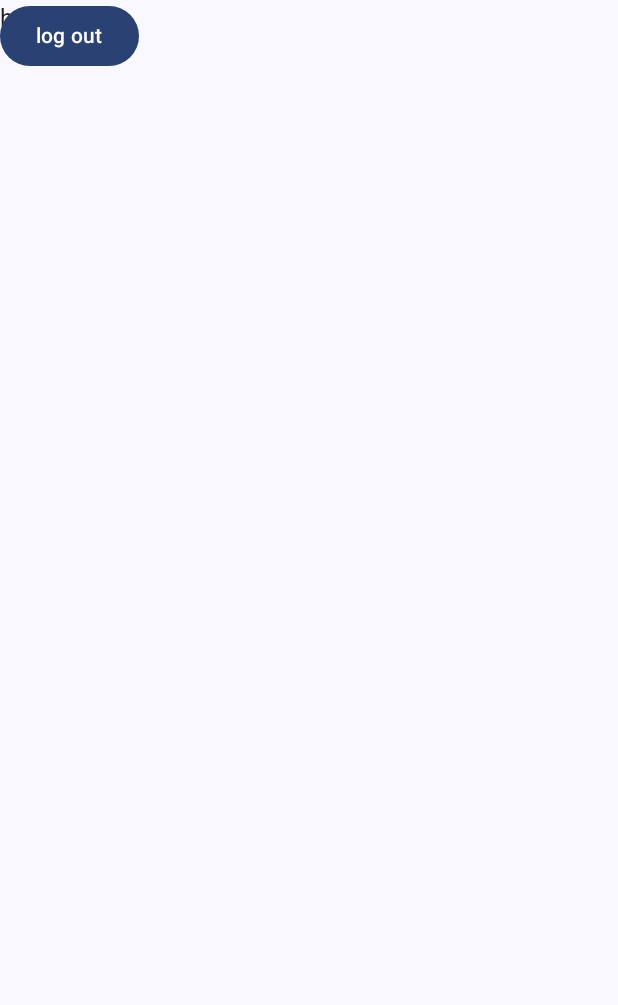
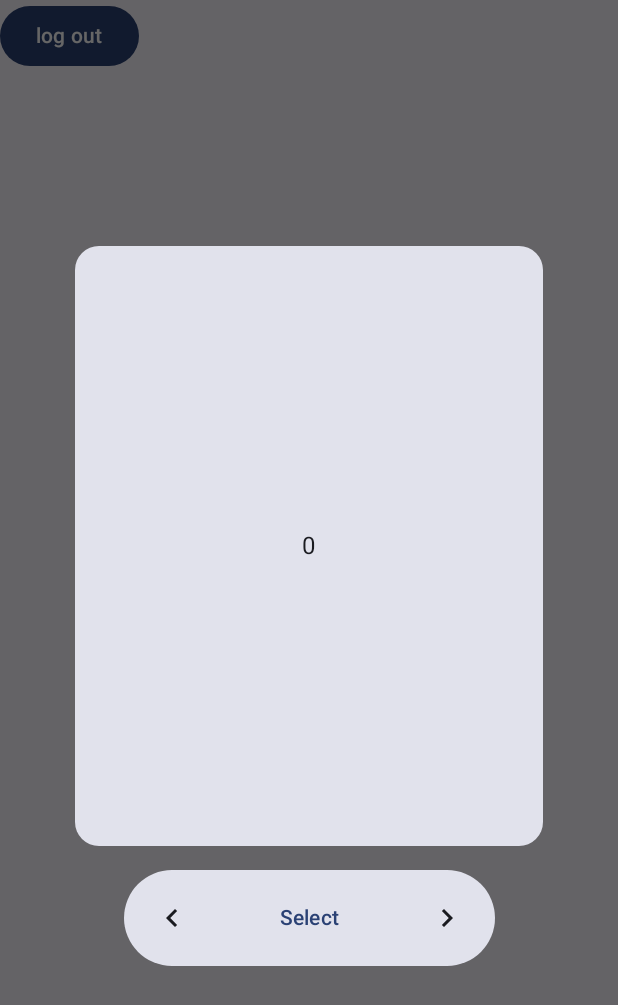
Before and after one commit to btobto/fortress-conquest, an Android app built with Jetpack Compose: the HomeScreen screen opened through its navigation route, on a phone screen of 412 x 824 dp. Shown: the top 1005 px of the screen. Run offline under Robolectric (Android 15) with nearby library versions, the phone set to English and light mode, and no system bars; our stand-ins replace Dagger/Hilt's generated code, Firebase (no records; nobody signed in at launch, a user with empty details on screens opened directly); 1 statement that could not run was skipped.

Commit message:
nested navigation, choose character dialog

```diff
--- a/app/src/main/java/com/example/fortressconquest/ui/FortressConquestApp.kt
+++ b/app/src/main/java/com/example/fortressconquest/ui/FortressConquestApp.kt
@@ -5,29 +5,19 @@ import androidx.compose.material3.ExperimentalMaterial3Api
 import androidx.compose.material3.Scaffold
 import androidx.compose.material3.SnackbarHost
 import androidx.compose.material3.SnackbarHostState
+import androidx.compose.material3.SnackbarResult
 import androidx.compose.runtime.Composable
 import androidx.compose.runtime.remember
-import androidx.compose.runtime.rememberCoroutineScope
 import androidx.compose.ui.Modifier
-import androidx.navigation.NavHostController
-import androidx.navigation.compose.NavHost
-import androidx.navigation.compose.composable
 import androidx.navigation.compose.rememberNavController
-import com.example.fortressconquest.ui.screens.home.HomeScreen
-import com.example.fortressconquest.ui.screens.login.LoginScreen
-import com.example.fortressconquest.ui.screens.register.RegisterScreen
-import com.example.fortressconquest.ui.screens.splash.SplashScreen
+import com.example.fortressconquest.ui.navigation.AppNavHost
 import com.example.fortressconquest.ui.theme.FortressConquestTheme
-import com.example.fortressconquest.ui.utils.Destination
-import kotlinx.coroutines.launch
 
 @OptIn(ExperimentalMaterial3Api::class)
 @Composable
 fun FortressConquestApp() {
     FortressConquestTheme {
         val navController = rememberNavController()
-
-        val scope = rememberCoroutineScope()
         val snackbarHostState = remember { SnackbarHostState() }
 
         Scaffold(
@@ -35,71 +25,16 @@ fun FortressConquestApp() {
                 SnackbarHost(hostState = snackbarHostState)
             }
         ) { innerPadding ->
-            NavHost(
+            AppNavHost(
                 navController = navController,
-                startDestination = Destination.Splash.route,
+                onShowSnackbar = { message, action ->
+                    snackbarHostState.showSnackbar(
+                        message = message,
+                        actionLabel = action
+                    ) == SnackbarResult.ActionPerformed
+                },
                 modifier = Modifier.padding(innerPadding)
-            ) {
-                composable(route = Destination.Splash.route) {
-                    SplashScreen(
-                        onNavigateToLoginScreen = {
-                            navController.navigateAndClearBackStack(Destination.Login.route)
-                        },
-                        onNavigateToHomeScreen = {
-                            navController.navigateAndClearBackStack(Destination.Home.route)
-                        }
-                    )
-                }
-
-                composable(route = Destination.Home.route) {
-                    HomeScreen(
-                        onLogout = {
-                            navController.navigateAndClearBackStack(Destination.Login.route)
-                        }
-                    )
-                }
-
-                composable(route = Destination.Login.route) {
-                    LoginScreen(
-                        onNavigateToRegisterScreen = {
-                            navController.navigate(Destination.Register.route)
-                        },
-                        onLoginSuccess = {
-                            navController.navigateAndClearBackStack(Destination.Home.route)
-                        },
-                        onLoginFailure = { error ->
-                            scope.launch {
-                                snackbarHostState.showSnackbar(message = error)
-                            }
-                        }
-                    )
-                }
-
-                composable(route = Destination.Register.route) {
-                    RegisterScreen(
-                        onNavigateToLoginScreen = {
-                            navController.navigateAndClearBackStack(Destination.Login.route)
-                        },
-                        onRegisterSuccess = {
-                            navController.navigateAndClearBackStack(Destination.Home.route)
-                        },
-                        onRegisterFailure = { error ->
-                            scope.launch {
-                                snackbarHostState.showSnackbar(message = error)
-                            }
-                        }
-                    )
-                }
-            }
-        }
-
-    }
-}
-
-fun NavHostController.navigateAndClearBackStack(route: String) {
-    this.navigate(route) {
-        popUpTo(this@navigateAndClearBackStack.graph.id) {
-            inclusive = true
+            )
         }
     }
 }
--- /dev/null
+++ b/app/src/main/java/com/example/fortressconquest/ui/navigation/AppNavHost.kt
@@ -0,0 +1,52 @@
+package com.example.fortressconquest.ui.navigation
+
+import androidx.compose.runtime.Composable
+import androidx.compose.ui.Modifier
+import androidx.navigation.NavHostController
+import androidx.navigation.compose.NavHost
+import androidx.navigation.compose.composable
+import com.example.fortressconquest.ui.screens.home.HomeScreen
+import com.example.fortressconquest.ui.screens.splash.SplashScreen
+import com.example.fortressconquest.ui.utils.GraphDestination
+
+@Composable
+fun AppNavHost(
+    navController: NavHostController,
+    onShowSnackbar: suspend (String, String?) -> Boolean,
+    modifier: Modifier = Modifier
+) {
+    NavHost(
+        navController = navController,
+        startDestination = GraphDestination.Splash.route,
+        modifier = modifier
+    ) {
+        composable(route = GraphDestination.Splash.route) {
+            SplashScreen(
+                onNavigateToAuth = {
+                    navController.navigateAndClearBackStack(GraphDestination.Auth.route)
+                },
+                onNavigateToHome = {
+                    navController.navigateAndClearBackStack(GraphDestination.Home.route)
+                }
+            )
+        }
+
+        authGraph(navController, onShowSnackbar)
+
+        composable(route = GraphDestination.Home.route) {
+            HomeScreen(
+                onLogout = {
+                    navController.navigateAndClearBackStack(GraphDestination.Auth.route)
+                }
+            )
+        }
+    }
+}
+
+fun NavHostController.navigateAndClearBackStack(route: String) {
+    this.navigate(route) {
+        popUpTo(this@navigateAndClearBackStack.graph.id) {
+            inclusive = true
+        }
+    }
+}
--- /dev/null
+++ b/app/src/main/java/com/example/fortressconquest/ui/navigation/AuthNavGraph.kt
@@ -0,0 +1,48 @@
+package com.example.fortressconquest.ui.navigation
+
+import androidx.navigation.NavGraphBuilder
+import androidx.navigation.NavHostController
+import androidx.navigation.compose.composable
+import androidx.navigation.navigation
+import com.example.fortressconquest.ui.screens.login.LoginScreen
+import com.example.fortressconquest.ui.screens.register.RegisterScreen
+import com.example.fortressconquest.ui.utils.GraphDestination
+
+private sealed class AuthDestination(val route: String) {
+    object Login: AuthDestination("login")
+    object Register: AuthDestination("register")
+}
+
+fun NavGraphBuilder.authGraph(
+    navController: NavHostController,
+    onShowSnackbar: suspend (String, String?) -> Boolean,
+) {
+    navigation(
+        route = GraphDestination.Auth.route,
+        startDestination = AuthDestination.Login.route
+    ) {
+        composable(route = AuthDestination.Login.route) {
+            LoginScreen(
+                onNavigateToRegisterScreen = {
+                    navController.navigate(AuthDestination.Register.route)
+                },
+                onLoginSuccess = {
+                    navController.navigateAndClearBackStack(GraphDestination.Home.route)
+                },
+                onLoginFailure = { error -> onShowSnackbar(error, null) }
+            )
+        }
+
+        composable(route = AuthDestination.Register.route) {
+            RegisterScreen(
+                onNavigateToLoginScreen = {
+                    navController.navigateAndClearBackStack(AuthDestination.Login.route)
+                },
+                onRegisterSuccess = {
+                    navController.navigateAndClearBackStack(GraphDestination.Home.route)
+                },
+                onRegisterFailure = { error -> onShowSnackbar(error, null) }
+            )
+        }
+    }
+}
--- a/app/src/main/java/com/example/fortressconquest/ui/screens/home/HomeScreen.kt
+++ b/app/src/main/java/com/example/fortressconquest/ui/screens/home/HomeScreen.kt
@@ -1,22 +1,33 @@
 package com.example.fortressconquest.ui.screens.home
 
+import androidx.compose.foundation.layout.Column
 import androidx.compose.material3.Button
 import androidx.compose.material3.Text
 import androidx.compose.runtime.Composable
 import androidx.compose.ui.Modifier
 import androidx.hilt.navigation.compose.hiltViewModel
+import com.example.fortressconquest.ui.screens.home.components.ChooseCharacterDialog
 
 @Composable
 fun HomeScreen(
-    homeViewModel: HomeViewModel = hiltViewModel() ,
+    homeViewModel: HomeViewModel = hiltViewModel(),
     onLogout: () -> Unit,
     modifier: Modifier = Modifier
 ) {
-    Text(text = "home")
-    Button(onClick = {
-        homeViewModel.logout()
-        onLogout()
-    }) {
-        Text(text = "log out")
+    ChooseCharacterDialog(
+        (0..4).toList(),
+        {}
+    )
+
+    Column(
+        modifier = modifier
+    ) {
+
+        Button(onClick = {
+            homeViewModel.logout()
+            onLogout()
+        }) {
+            Text(text = "log out")
+        }
     }
 }
--- /dev/null
+++ b/app/src/main/java/com/example/fortressconquest/ui/screens/home/components/ChooseCharacterDialog.kt
@@ -0,0 +1,117 @@
+package com.example.fortressconquest.ui.screens.home.components
+
+import androidx.compose.foundation.ExperimentalFoundationApi
+import androidx.compose.foundation.background
+import androidx.compose.foundation.layout.Arrangement
+import androidx.compose.foundation.layout.Column
+import androidx.compose.foundation.layout.PaddingValues
+import androidx.compose.foundation.layout.fillMaxSize
+import androidx.compose.foundation.layout.fillMaxWidth
+import androidx.compose.foundation.layout.heightIn
+import androidx.compose.foundation.layout.offset
+import androidx.compose.foundation.pager.HorizontalPager
+import androidx.compose.foundation.pager.rememberPagerState
+import androidx.compose.foundation.shape.RoundedCornerShape
+import androidx.compose.material3.MaterialTheme
+import androidx.compose.material3.Text
+import androidx.compose.runtime.Composable
+import androidx.compose.runtime.rememberCoroutineScope
+import androidx.compose.ui.Alignment
+import androidx.compose.ui.Modifier
+import androidx.compose.ui.res.dimensionResource
+import androidx.compose.ui.unit.dp
+import androidx.compose.ui.window.Dialog
+import androidx.compose.ui.window.DialogProperties
+import com.example.fortressconquest.R
+import kotlinx.coroutines.launch
+
+@OptIn(ExperimentalFoundationApi::class)
+@Composable
+fun ChooseCharacterDialog(
+    characters: List<Int>,
+    onSelected: () -> Unit,
+    modifier: Modifier = Modifier
+) {
+    val scope = rememberCoroutineScope()
+
+    val correctPageCount = characters.size
+    val startIndex = Int.MAX_VALUE / 2
+    val pagerState = rememberPagerState(
+        pageCount = { Int.MAX_VALUE },
+        initialPage = startIndex
+    )
+
+    Dialog(
+        onDismissRequest = { },
+        DialogProperties(
+            dismissOnBackPress = false,
+            dismissOnClickOutside = false,
+            usePlatformDefaultWidth = false
+        )
+    ) {
+        Column(
+            modifier = modifier.fillMaxSize(),
+            horizontalAlignment = Alignment.CenterHorizontally,
+            verticalArrangement = Arrangement.spacedBy(
+                space = dimensionResource(id = R.dimen.padding_large),
+                alignment = Alignment.CenterVertically
+            ),
+        ) {
+            HorizontalPager(
+                state = pagerState,
+                pageSpacing = dimensionResource(id = R.dimen.dialog_character_width),
+                contentPadding = PaddingValues(horizontal = dimensionResource(id = R.dimen.dialog_character_width)),
+            ) { index ->
+                val page = calculatePage(index, startIndex, correctPageCount)
+
+                Column {
+                    Column(
+                        modifier = Modifier
+                            .fillMaxWidth()
+                            .heightIn(min = dimensionResource(id = R.dimen.dialog_character_min_height))
+                            .background(
+                                color = MaterialTheme.colorScheme.surfaceVariant,
+                                shape = RoundedCornerShape(16.dp)
+                            ),
+                        verticalArrangement = Arrangement.Center,
+                        horizontalAlignment = Alignment.CenterHorizontally
+                    ) {
+                        Text(
+                            text = characters[page].toString()
+                        )
+                    }
+                }
+            }
+
+            PaginationSelectButtons(
+                onSelected = {
+                    onSelected()
+                },
+                onPrevious = {
+                    scope.launch {
+                        pagerState.animateScrollToPage(pagerState.currentPage - 1)
+                    }
+                },
+                onNext = {
+                    scope.launch {
+                        pagerState.animateScrollToPage(pagerState.currentPage + 1)
+                    }
+                },
+                modifier = Modifier.offset(y = -(16).dp)
+            )
+        }
+    }
+}
+
+private fun calculatePage(
+    index: Int,
+    startIndex: Int,
+    pageCount: Int
+): Int {
+    return (index - startIndex).let {
+        when (pageCount) {
+            0 -> it
+            else -> it - it.floorDiv(pageCount) * pageCount
+        }
+    }
+}
--- /dev/null
+++ b/app/src/main/java/com/example/fortressconquest/ui/screens/home/components/PaginationSelectButtons.kt
@@ -0,0 +1,64 @@
+package com.example.fortressconquest.ui.screens.home.components
+
+import androidx.compose.foundation.background
+import androidx.compose.foundation.layout.Box
+import androidx.compose.foundation.layout.fillMaxWidth
+import androidx.compose.foundation.layout.padding
+import androidx.compose.foundation.shape.RoundedCornerShape
+import androidx.compose.material.icons.Icons
+import androidx.compose.material.icons.filled.KeyboardArrowLeft
+import androidx.compose.material.icons.filled.KeyboardArrowRight
+import androidx.compose.material3.Icon
+import androidx.compose.material3.IconButton
+import androidx.compose.material3.MaterialTheme
+import androidx.compose.material3.Text
+import androidx.compose.material3.TextButton
+import androidx.compose.runtime.Composable
+import androidx.compose.ui.Alignment
+import androidx.compose.ui.Modifier
+import androidx.compose.ui.draw.clip
+import androidx.compose.ui.res.dimensionResource
+import androidx.compose.ui.res.stringResource
+import com.example.fortressconquest.R
+
+@Composable
+fun PaginationSelectButtons(
+    onSelected: () -> Unit,
+    onPrevious: () -> Unit,
+    onNext: () -> Unit,
+    modifier: Modifier = Modifier
+) {
+    Box(modifier = modifier
+        .fillMaxWidth(0.6f)
+        .clip(RoundedCornerShape(100))
+        .background(MaterialTheme.colorScheme.surfaceVariant)
+        .padding(dimensionResource(id = R.dimen.padding_small))
+    ) {
+        IconButton(
+            onClick = onPrevious,
+            modifier = Modifier.align(Alignment.CenterStart)
+        ) {
+            Icon(
+                imageVector = Icons.Filled.KeyboardArrowLeft,
+                contentDescription = stringResource(id = R.string.previous_entry),
+            )
+        }
+
+        TextButton(
+            onClick = onSelected,
+            modifier = Modifier.align(Alignment.Center)
+        ) {
+            Text(text = stringResource(id = R.string.select))
+        }
+
+        IconButton(
+            onClick = onNext,
+            modifier = Modifier.align(Alignment.CenterEnd)
+        ) {
+            Icon(
+                imageVector = Icons.Filled.KeyboardArrowRight,
+                contentDescription = stringResource(id = R.string.next_entry),
+            )
+        }
+    }
+}
--- a/app/src/main/java/com/example/fortressconquest/ui/screens/login/LoginScreen.kt
+++ b/app/src/main/java/com/example/fortressconquest/ui/screens/login/LoginScreen.kt
@@ -37,14 +37,14 @@ import com.example.fortressconquest.ui.components.SplashAppLogo
 fun LoginScreen(
     onNavigateToRegisterScreen: () -> Unit,
     onLoginSuccess: () -> Unit,
-    onLoginFailure: (String) -> Unit,
+    onLoginFailure: suspend (String) -> Unit,
     loginViewModel: LoginViewModel = hiltViewModel(),
     modifier: Modifier = Modifier
 ) {
     val formState by loginViewModel.loginFormState.collectAsStateWithLifecycle()
     val responseState by loginViewModel.loginResponseState.collectAsStateWithLifecycle()
 
-    val fieldWidth = TextFieldDefaults.MinWidth
+    val fieldWidth = dimensionResource(id = R.dimen.text_field_width)
 
     Column(
         modifier = modifier
--- a/app/src/main/java/com/example/fortressconquest/ui/screens/register/RegisterScreen.kt
+++ b/app/src/main/java/com/example/fortressconquest/ui/screens/register/RegisterScreen.kt
@@ -42,7 +42,7 @@ import com.example.fortressconquest.ui.screens.register.components.ImageSelectDi
 fun RegisterScreen(
     onNavigateToLoginScreen: () -> Unit,
     onRegisterSuccess: () -> Unit,
-    onRegisterFailure: (String) -> Unit,
+    onRegisterFailure: suspend (String) -> Unit,
     registerViewModel: RegisterViewModel = hiltViewModel(),
     modifier: Modifier = Modifier
 ) {
@@ -50,7 +50,7 @@ fun RegisterScreen(
     val responseState by registerViewModel.registerResponseState.collectAsStateWithLifecycle()
 
     val context = LocalContext.current
-    val fieldWidth = TextFieldDefaults.MinWidth
+    val fieldWidth = dimensionResource(id = R.dimen.text_field_width)
 
     Column(
         modifier = modifier
--- a/app/src/main/java/com/example/fortressconquest/ui/screens/register/components/ImageSelectDialog.kt
+++ b/app/src/main/java/com/example/fortressconquest/ui/screens/register/components/ImageSelectDialog.kt
@@ -47,7 +47,7 @@ fun ImageSelectDialog(
             fallback = placeholderImage,
             contentScale = ContentScale.Crop,
             modifier = Modifier
-                .size(dimensionResource(id = R.dimen.pfp_size_register))
+                .size(dimensionResource(id = R.dimen.image_pfp_size))
                 .clip(CircleShape)
         )
 
--- a/app/src/main/java/com/example/fortressconquest/ui/screens/splash/SplashScreen.kt
+++ b/app/src/main/java/com/example/fortressconquest/ui/screens/splash/SplashScreen.kt
@@ -1,21 +1,17 @@
 package com.example.fortressconquest.ui.screens.splash
 
-import androidx.compose.foundation.border
 import androidx.compose.foundation.layout.Arrangement
-import androidx.compose.foundation.layout.Box
 import androidx.compose.foundation.layout.Column
 import androidx.compose.foundation.layout.Spacer
 import androidx.compose.foundation.layout.fillMaxSize
 import androidx.compose.foundation.layout.size
 import androidx.compose.foundation.layout.width
-import androidx.compose.foundation.layout.wrapContentSize
 import androidx.compose.material3.CircularProgressIndicator
 import androidx.compose.material3.MaterialTheme
 import androidx.compose.runtime.Composable
 import androidx.compose.runtime.LaunchedEffect
 import androidx.compose.ui.Alignment
 import androidx.compose.ui.Modifier
-import androidx.compose.ui.graphics.Color
 import androidx.compose.ui.res.dimensionResource
 import androidx.compose.ui.unit.dp
 import androidx.hilt.navigation.compose.hiltViewModel
@@ -27,16 +23,16 @@ import com.example.fortressconquest.ui.components.SplashAppLogo
 @Composable
 fun SplashScreen(
     splashViewModel: SplashViewModel = hiltViewModel(),
-    onNavigateToLoginScreen: () -> Unit,
-    onNavigateToHomeScreen: () -> Unit,
+    onNavigateToAuth: () -> Unit,
+    onNavigateToHome: () -> Unit,
     modifier: Modifier = Modifier
 ) {
     when (val state = splashViewModel.authState.collectAsStateWithLifecycle().value) {
         is AuthState.LoggedIn -> LaunchedEffect(state) {
-            onNavigateToHomeScreen()
+            onNavigateToHome()
         }
         is AuthState.NotLoggedIn -> LaunchedEffect(state) {
-            onNavigateToLoginScreen()
+            onNavigateToAuth()
         }
         is AuthState.Loading -> SplashScreenContent(modifier.fillMaxSize())
     }
--- /dev/null
+++ b/app/src/main/java/com/example/fortressconquest/ui/utils/GraphDestination.kt
@@ -0,0 +1,7 @@
+package com.example.fortressconquest.ui.utils
+
+sealed class GraphDestination(val route: String) {
+    object Splash: GraphDestination("splash")
+    object Auth: GraphDestination("auth")
+    object Home: GraphDestination("home")
+}
--- a/app/src/main/res/values/dimens.xml
+++ b/app/src/main/res/values/dimens.xml
@@ -3,9 +3,14 @@
     <dimen name="padding_small">8dp</dimen>
     <dimen name="padding_medium">16dp</dimen>
     <dimen name="padding_large">32dp</dimen>
+
     <dimen name="image_size">64dp</dimen>
+    <dimen name="image_pfp_size">150dp</dimen>
 
-    <dimen name="pfp_size_register">150.dp</dimen>
+    <dimen name="loading_dialog_size">180dp</dimen>
 
-    <dimen name="loading_dialog_size">180.dp</dimen>
+    <dimen name="text_field_width">280dp</dimen>
+
+    <dimen name="dialog_character_width">50.dp</dimen>
+    <dimen name="dialog_character_min_height">400.dp</dimen>
 </resources>
--- a/app/src/main/res/values/strings.xml
+++ b/app/src/main/res/values/strings.xml
@@ -31,4 +31,7 @@
     <string name="button_select_picture">Select picture</string>
 
     <string name="loading">Loading...</string>
+    <string name="previous_entry">Previous entry</string>
+    <string name="next_entry">Next entry</string>
+    <string name="select">Select</string>
 </resources>
```
Also changed, not shown: app/src/main/java/com/example/fortressconquest/ui/utils/Destination.kt (deleted, +0 -8 lines).
